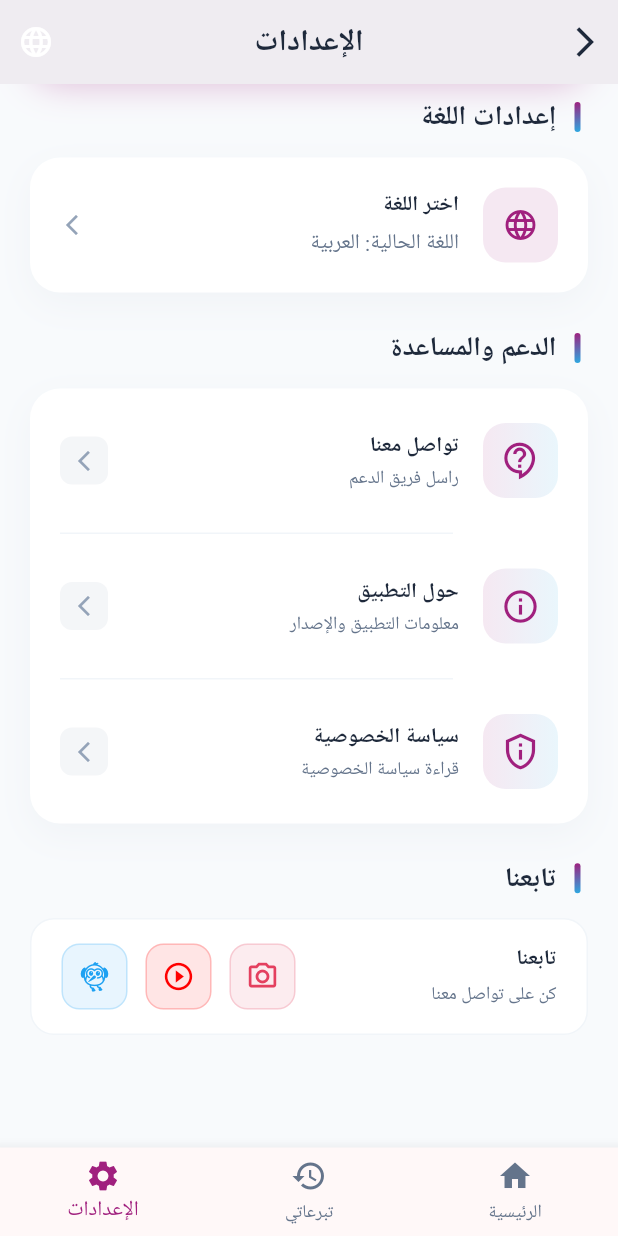
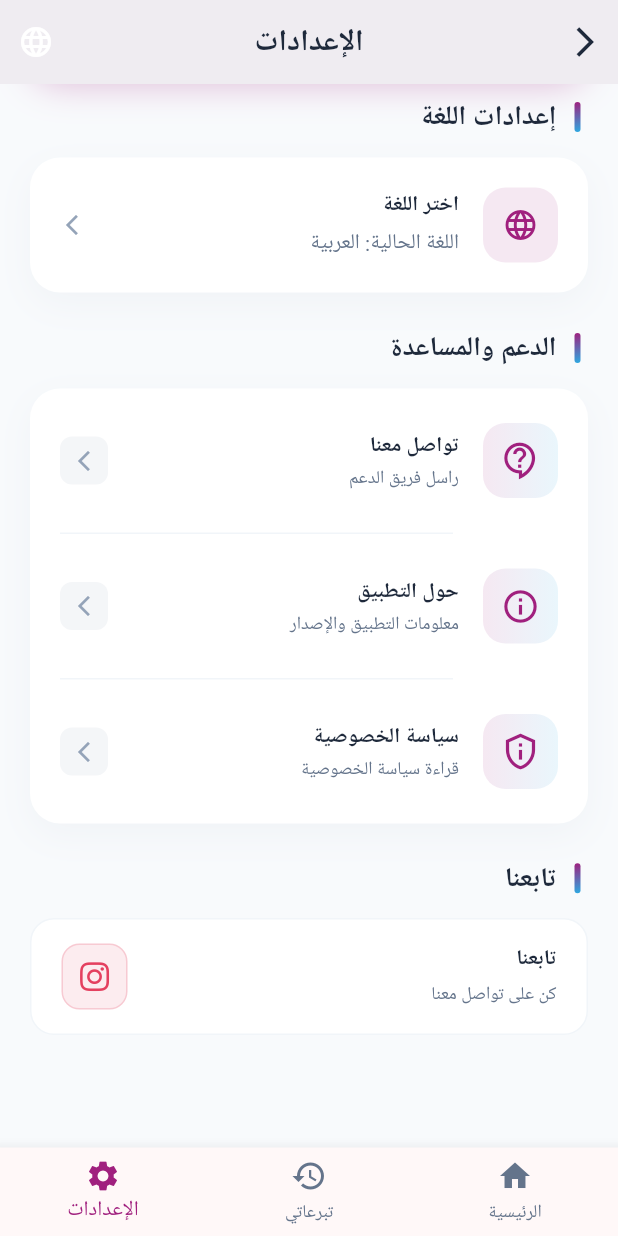
Before and after one commit to Rawan0Albalushi/welfare_fund_app, a Flutter app: the screen it shows after launch, item 3 of the bottom bar chosen, scrolled down 390 dp, on a phone screen of 412 x 824 dp. Run offline on Flutter 3.47's test engine with Material 3 defaults, Android fonts, the phone set to English and light mode, and no system bars; our stand-ins replace cached_network_image, dio, easy_localization, flutter_html, font_awesome_flutter, image_picker and 2 more; missing offline and left inert: dart:html; network calls fail; Roboto replaces fonts that are missing (Calibri).

Commit message:
Update settings screen: Add Instagram icon and link functionality

```diff
--- a/lib/screens/settings_screen.dart
+++ b/lib/screens/settings_screen.dart
@@ -2,6 +2,8 @@ import 'package:flutter/material.dart';
 import 'package:flutter/services.dart';
 import 'package:provider/provider.dart';
 import 'package:easy_localization/easy_localization.dart';
+import 'package:font_awesome_flutter/font_awesome_flutter.dart';
+import 'package:url_launcher/url_launcher_string.dart';
 import '../constants/app_colors.dart';
 import '../constants/app_text_styles.dart';
 import '../constants/app_constants.dart';
@@ -657,10 +659,12 @@ class _SettingsScreenState extends State<SettingsScreen>
           child: Padding(
             padding: const EdgeInsets.symmetric(horizontal: 20, vertical: 16),
             child: Row(
+              crossAxisAlignment: CrossAxisAlignment.center,
               children: [
                 Expanded(
                   child: Column(
                     crossAxisAlignment: CrossAxisAlignment.start,
+                    mainAxisAlignment: MainAxisAlignment.center,
                     children: [
                       Text(
                         'follow_us'.tr(),
@@ -679,35 +683,13 @@ class _SettingsScreenState extends State<SettingsScreen>
                     ],
                   ),
                 ),
-                Row(
-                  children: [
                 _buildSimpleSocialButton(
-                      icon: Icons.camera_alt_outlined,
+                  icon: FontAwesomeIcons.instagram,
+                  isFontAwesome: true,
                   color: const Color(0xFFE4405F),
                   onTap: () {
-                        // TODO: Add Instagram link
-                        HapticFeedback.lightImpact();
+                    _openInstagramLink();
                   },
-                    ),
-                    const SizedBox(width: 12),
-                    _buildSimpleSocialButton(
-                      icon: Icons.play_circle_outline,
-                      color: const Color(0xFFFF0000),
-                      onTap: () {
-                        // TODO: Add YouTube link
-                        HapticFeedback.lightImpact();
-                      },
-                    ),
-                    const SizedBox(width: 12),
-                    _buildSimpleSocialButton(
-                      icon: Icons.flutter_dash,
-                      color: const Color(0xFF1DA1F2),
-                      onTap: () {
-                        // TODO: Add Twitter link
-                        HapticFeedback.lightImpact();
-                      },
-                    ),
-                  ],
                 ),
               ],
             ),
@@ -718,15 +700,17 @@ class _SettingsScreenState extends State<SettingsScreen>
   }
 
   Widget _buildSimpleSocialButton({
-    required IconData icon,
+    required dynamic icon,
     required Color color,
     required VoidCallback onTap,
+    bool isFontAwesome = false,
   }) {
     return GestureDetector(
       onTap: onTap,
       child: Container(
         width: 44,
         height: 44,
+        alignment: Alignment.center,
         decoration: BoxDecoration(
           color: color.withOpacity(0.1),
           borderRadius: BorderRadius.circular(12),
@@ -735,7 +719,13 @@ class _SettingsScreenState extends State<SettingsScreen>
             width: 1,
           ),
         ),
-        child: Icon(
+        child: isFontAwesome
+            ? FaIcon(
+                icon,
+                color: color,
+                size: 22,
+              )
+            : Icon(
                 icon,
                 color: color,
                 size: 22,
@@ -1234,4 +1224,53 @@ class _SettingsScreenState extends State<SettingsScreen>
       ),
     );
   }
+
+  Future<void> _openInstagramLink() async {
+    const instagramUrl = 'https://www.instagram.com/welfarefund4stu?igsh=M212OGhhejB5azFs';
+
+    try {
+      HapticFeedback.lightImpact();
+
+      if (await canLaunchUrlString(instagramUrl)) {
+        await launchUrlString(
+          instagramUrl,
+          mode: LaunchMode.externalApplication,
+        );
+      } else {
+        if (!mounted) return;
+        ScaffoldMessenger.of(context).showSnackBar(
+          SnackBar(
+            content: Text(
+              'cannot_open_link'.tr(),
+              style: AppTextStyles.bodyMedium.copyWith(
+                color: AppColors.surface,
+              ),
+            ),
+            backgroundColor: AppColors.error,
+            behavior: SnackBarBehavior.floating,
+            shape: RoundedRectangleBorder(
+              borderRadius: BorderRadius.circular(16),
+            ),
+          ),
+        );
       }
+    } catch (e) {
+      if (!mounted) return;
+      ScaffoldMessenger.of(context).showSnackBar(
+        SnackBar(
+          content: Text(
+            'error_opening_link'.tr(),
+            style: AppTextStyles.bodyMedium.copyWith(
+              color: AppColors.surface,
+            ),
+          ),
+          backgroundColor: AppColors.error,
+          behavior: SnackBarBehavior.floating,
+          shape: RoundedRectangleBorder(
+            borderRadius: BorderRadius.circular(16),
+          ),
+        ),
+      );
+    }
+  }
+}
--- a/pubspec.yaml
+++ b/pubspec.yaml
@@ -60,6 +60,9 @@ dependencies:
   # HTML rendering
   flutter_html: ^3.0.0-beta.2
 
+  # Icons
+  font_awesome_flutter: ^9.2.0
+
 dev_dependencies:
   flutter_test:
     sdk: flutter
```
Also changed, not shown: pubspec.lock. Lines whose indentation alone changed are shown as unchanged.
